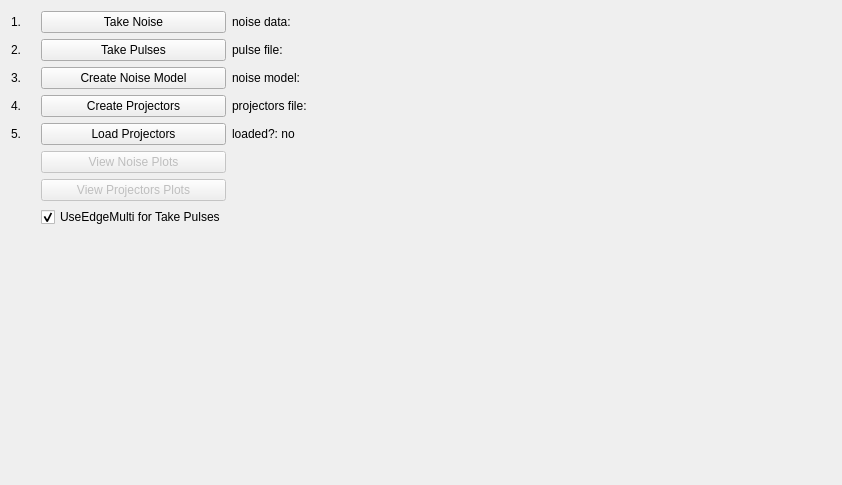
First picture: the form in workflow.ui, repository usnistgov/dastardcommander, before the edit.
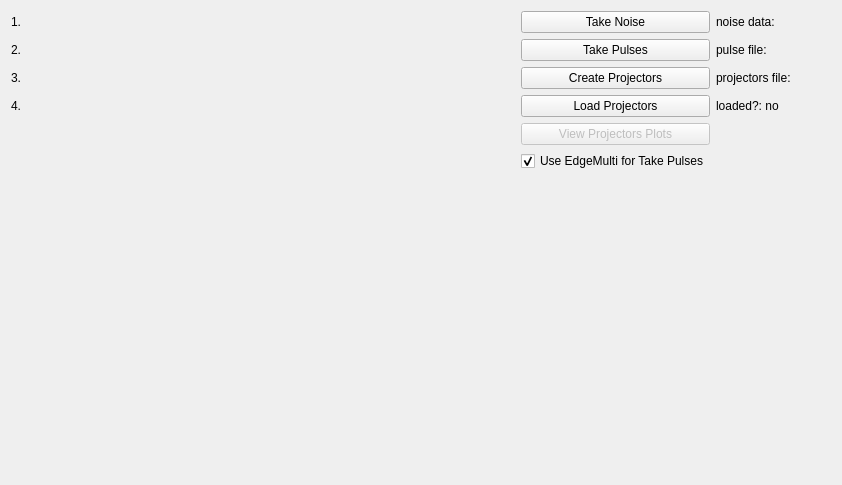
Second picture: the form after the edit.

Commit message: attempt to fix workflow to use python scripts

```diff
--- a/workflow.ui
+++ b/workflow.ui
@@ -13,28 +13,27 @@
   <property name="windowTitle">
    <string>Form</string>
   </property>
-  <layout class="QGridLayout" name="gridLayout" columnstretch="1,5,25">
-   <item row="0" column="0">
-    <widget class="QLabel" name="label_5">
-     <property name="text">
-      <string>1.</string>
+  <layout class="QGridLayout" name="gridLayout" columnstretch="1,0,0,0">
+   <item row="0" column="3">
+    <spacer name="horizontalSpacer">
+     <property name="orientation">
+      <enum>Qt::Horizontal</enum>
      </property>
-    </widget>
-   </item>
-   <item row="7" column="1">
-    <widget class="QCheckBox" name="checkBox_useEdgeMultiForTakePulses">
-     <property name="text">
-      <string>UseEdgeMulti for Take Pulses</string>
+     <property name="sizeHint" stdset="0">
+      <size>
+       <width>40</width>
+       <height>20</height>
+      </size>
      </property>
-     <property name="checked">
-      <bool>true</bool>
-     </property>
-    </widget>
+    </spacer>
    </item>
-   <item row="3" column="0">
-    <widget class="QLabel" name="label_11">
+   <item row="0" column="2">
+    <widget class="QLabel" name="label_noiseFile">
      <property name="text">
-      <string>4.</string>
+      <string>noise data:</string>
+     </property>
+     <property name="textInteractionFlags">
+      <set>Qt::TextSelectableByKeyboard|Qt::TextSelectableByMouse</set>
      </property>
     </widget>
    </item>
@@ -55,86 +54,31 @@
      </property>
     </widget>
    </item>
-   <item row="1" column="1">
-    <widget class="QPushButton" name="pushButton_takePulses">
+   <item row="5" column="1">
+    <widget class="QCheckBox" name="checkBox_useEdgeMultiForTakePulses">
      <property name="text">
-      <string>Take Pulses</string>
+      <string>Use EdgeMulti for Take Pulses</string>
      </property>
-    </widget>
-   </item>
-   <item row="4" column="0">
-    <widget class="QLabel" name="label_13">
-     <property name="text">
-      <string>5.</string>
-     </property>
-    </widget>
-   </item>
-   <item row="0" column="2">
-    <widget class="QLabel" name="label_noiseFile">
-     <property name="text">
-      <string>noise data:</string>
-     </property>
-     <property name="textInteractionFlags">
-      <set>Qt::TextSelectableByKeyboard|Qt::TextSelectableByMouse</set>
+     <property name="checked">
+      <bool>true</bool>
      </property>
     </widget>
    </item>
    <item row="2" column="1">
-    <widget class="QPushButton" name="pushButton_createNoiseModel">
-     <property name="text">
-      <string>Create Noise Model</string>
-     </property>
-    </widget>
-   </item>
-   <item row="3" column="1">
     <widget class="QPushButton" name="pushButton_createProjectors">
      <property name="text">
       <string>Create Projectors</string>
      </property>
     </widget>
    </item>
-   <item row="5" column="1">
-    <widget class="QPushButton" name="pushButton_viewNoisePlot">
-     <property name="enabled">
-      <bool>false</bool>
-     </property>
-     <property name="text">
-      <string>View Noise Plots</string>
-     </property>
-    </widget>
-   </item>
-   <item row="2" column="0">
-    <widget class="QLabel" name="label_9">
-     <property name="text">
-      <string>3.</string>
-     </property>
-    </widget>
-   </item>
-   <item row="1" column="0">
-    <widget class="QLabel" name="label_7">
-     <property name="text">
-      <string>2.</string>
-     </property>
-    </widget>
-   </item>
-   <item row="2" column="2">
-    <widget class="QLabel" name="label_noiseModel">
-     <property name="text">
-      <string>noise model:</string>
-     </property>
-     <property name="textInteractionFlags">
-      <set>Qt::TextSelectableByKeyboard|Qt::TextSelectableByMouse</set>
-     </property>
-    </widget>
-   </item>
-   <item row="4" column="1">
+   <item row="3" column="1">
     <widget class="QPushButton" name="pushButton_loadProjectors">
      <property name="text">
       <string>Load Projectors</string>
      </property>
     </widget>
    </item>
-   <item row="4" column="2">
+   <item row="3" column="2">
     <widget class="QLabel" name="label_loadedProjectors">
      <property name="text">
       <string>loaded?: no</string>
@@ -144,7 +88,7 @@
      </property>
     </widget>
    </item>
-   <item row="3" column="2">
+   <item row="2" column="2">
     <widget class="QLabel" name="label_projectors">
      <property name="text">
       <string>projectors file:</string>
@@ -154,7 +98,7 @@
      </property>
     </widget>
    </item>
-   <item row="6" column="1">
+   <item row="4" column="1">
     <widget class="QPushButton" name="pushButton_viewProjectorsPlot">
      <property name="enabled">
       <bool>false</bool>
@@ -164,7 +108,7 @@
      </property>
     </widget>
    </item>
-   <item row="8" column="1">
+   <item row="6" column="1">
     <spacer name="verticalSpacer">
      <property name="orientation">
       <enum>Qt::Vertical</enum>
@@ -177,6 +121,41 @@
      </property>
     </spacer>
    </item>
+   <item row="1" column="1">
+    <widget class="QPushButton" name="pushButton_takePulses">
+     <property name="text">
+      <string>Take Pulses</string>
+     </property>
+    </widget>
+   </item>
+   <item row="3" column="0">
+    <widget class="QLabel" name="label_13">
+     <property name="text">
+      <string>4.</string>
+     </property>
+    </widget>
+   </item>
+   <item row="2" column="0">
+    <widget class="QLabel" name="label_11">
+     <property name="text">
+      <string>3.</string>
+     </property>
+    </widget>
+   </item>
+   <item row="1" column="0">
+    <widget class="QLabel" name="label_7">
+     <property name="text">
+      <string>2.</string>
+     </property>
+    </widget>
+   </item>
+   <item row="0" column="0">
+    <widget class="QLabel" name="label_5">
+     <property name="text">
+      <string>1.</string>
+     </property>
+    </widget>
+   </item>
   </layout>
  </widget>
  <resources/>
```
The commit also changes 1 other file.
